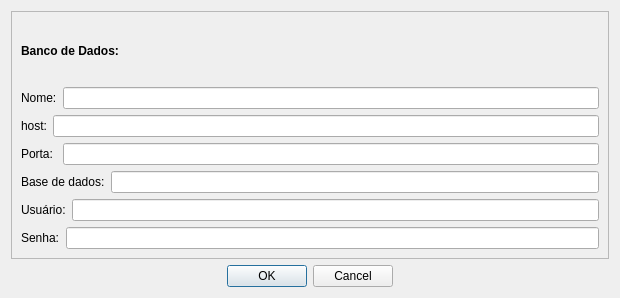
The window that configuration/configurationDialog.ui (guilhermehrn/e-spu-consulte) describes before a commit, drawn with Qt 5.
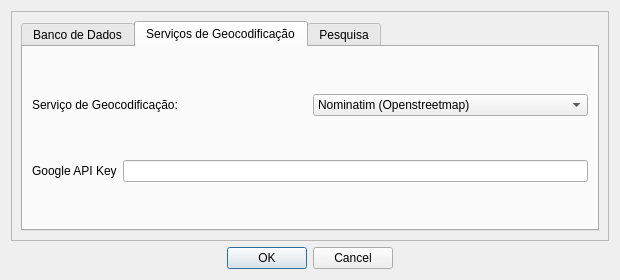
The same window after the commit. The open tabs and pages were chosen to show the change. Custom widgets are drawn as their Qt base class.

The edit to the form file:
```diff
--- a/configuration/configurationDialog.ui
+++ b/configuration/configurationDialog.ui
@@ -7,7 +7,7 @@
     <x>0</x>
     <y>0</y>
     <width>620</width>
-    <height>298</height>
+    <height>274</height>
    </rect>
   </property>
   <property name="windowTitle">
@@ -27,12 +27,15 @@
      </property>
      <layout class="QVBoxLayout" name="verticalLayout">
       <item>
-       <widget class="QLabel" name="label">
-        <property name="text">
-         <string>&lt;html&gt;&lt;head/&gt;&lt;body&gt;&lt;p&gt;&lt;span style=&quot; font-size:9pt; font-weight:600;&quot;&gt;Banco de Dados:&lt;/span&gt;&lt;/p&gt;&lt;/body&gt;&lt;/html&gt;</string>
+       <widget class="QTabWidget" name="tabWidget">
+        <property name="currentIndex">
+         <number>2</number>
         </property>
-       </widget>
-      </item>
+        <widget class="QWidget" name="tab">
+         <attribute name="title">
+          <string>Banco de Dados</string>
+         </attribute>
+         <layout class="QVBoxLayout" name="verticalLayout_3">
       <item>
        <layout class="QHBoxLayout" name="horizontalLayout">
         <item>
@@ -116,6 +119,61 @@
          <widget class="QgsPasswordLineEdit" name="passwordBase"/>
         </item>
        </layout>
+          </item>
+         </layout>
+        </widget>
+        <widget class="QWidget" name="tab_2">
+         <attribute name="title">
+          <string>Serviços de Geocodificação</string>
+         </attribute>
+         <layout class="QVBoxLayout" name="verticalLayout_4">
+          <item>
+           <layout class="QHBoxLayout" name="horizontalLayout_7">
+            <item>
+             <widget class="QLabel" name="label">
+              <property name="text">
+               <string>Serviço de Geocodificação: </string>
+              </property>
+             </widget>
+            </item>
+            <item>
+             <widget class="QComboBox" name="geocoderEngine">
+              <item>
+               <property name="text">
+                <string>Nominatim (Openstreetmap)</string>
+               </property>
+              </item>
+              <item>
+               <property name="text">
+                <string>Google</string>
+               </property>
+              </item>
+             </widget>
+            </item>
+           </layout>
+          </item>
+          <item>
+           <layout class="QHBoxLayout" name="horizontalLayout_8">
+            <item>
+             <widget class="QLabel" name="label_3">
+              <property name="text">
+               <string>Google API Key</string>
+              </property>
+             </widget>
+            </item>
+            <item>
+             <widget class="QLineEdit" name="key"/>
+            </item>
+           </layout>
+          </item>
+         </layout>
+        </widget>
+        <widget class="QWidget" name="tab_3">
+         <attribute name="title">
+          <string>Pesquisa</string>
+         </attribute>
+        </widget>
+       </widget>
       </item>
      </layout>
     </widget>
```
Lines whose indentation alone changed are shown as unchanged.
